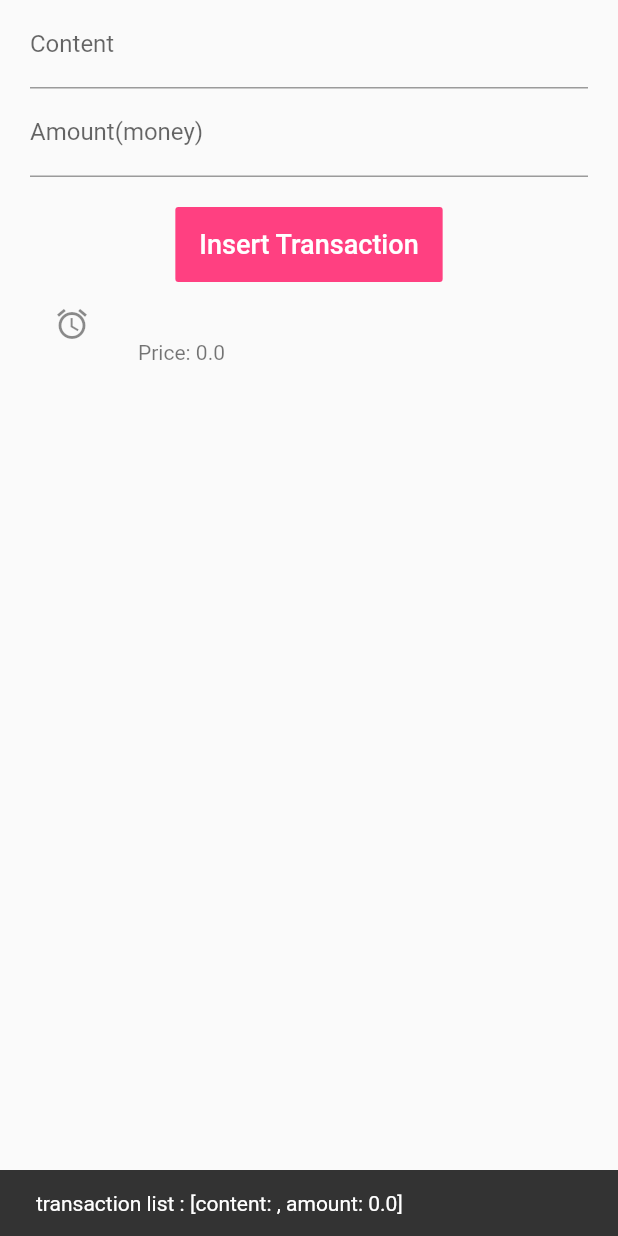
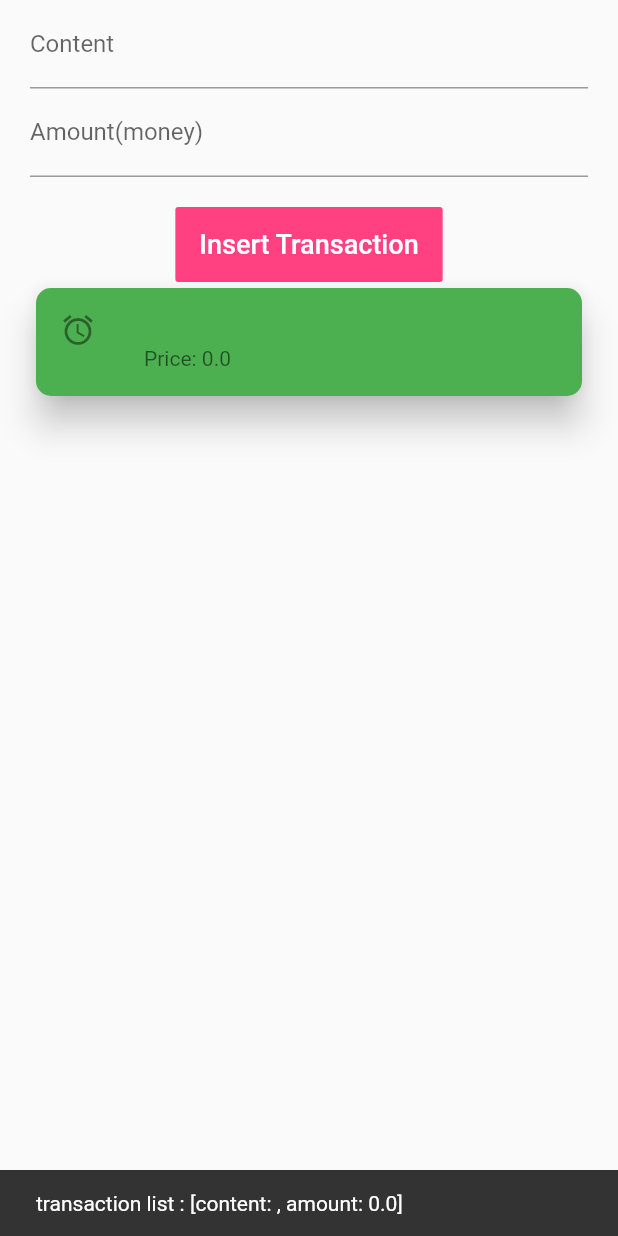
Before and after one commit to thanhnhon14022000/Practices, a Flutter app: the screen it shows after launch, after a tap on "Insert Transaction", on a phone screen of 412 x 824 dp. Run offline on Flutter 3.47's test engine with Material 2 defaults, Android fonts, the phone set to English and light mode, and no system bars.

Commit message:
12 DDua ListTile vao ben trong the Card

```diff
--- a/lib/myapp.dart
+++ b/lib/myapp.dart
@@ -35,6 +35,31 @@ class _MyAppState extends State<MyApp> with WidgetsBindingObserver {
 
   @override
   Widget build(BuildContext context) {
+    List<Widget> _buildWidgetList() {
+      int index = 0;
+      return _transactions.map((eachTransaction) {
+        index++;
+        return Card(
+          shape:
+              RoundedRectangleBorder(borderRadius: BorderRadius.circular(10)),
+          color: (index-1)%2 ==0 ? Colors.green: Colors.amber,
+          elevation: 10,
+          child: ListTile(
+            leading: const Icon(Icons.access_alarm),
+            title: Text(
+              eachTransaction.content.toString(),
+              style: TextStyle(fontSize: 18, fontWeight: FontWeight.bold),
+            ),
+            subtitle: Text('Price: ${eachTransaction.amount}'),
+            onTap: () {
+              // ignore: avoid_print
+              print('You clicked: ${eachTransaction.content}');
+            },
+          ),
+        );
+      }).toList();
+    }
+
     return MaterialApp(
         title: "This is a StatefulWidget",
         home: Scaffold(
@@ -95,17 +120,7 @@ class _MyAppState extends State<MyApp> with WidgetsBindingObserver {
                     ),
                   ),
                   Column(
-                    children: _transactions.map((eachTransaction) {
-                      return ListTile(
-                        leading: const Icon(Icons.access_alarm),
-                        title: Text(eachTransaction.content.toString()),
-                        subtitle: Text('Price: ${eachTransaction.amount}'),
-                        onTap: () {
-                          // ignore: avoid_print
-                          print('You clicked: ${eachTransaction.content}');
-                        },
-                      );
-                    }).toList(),
+                    children: _buildWidgetList(),
                   )
                 ],
               ),
```
